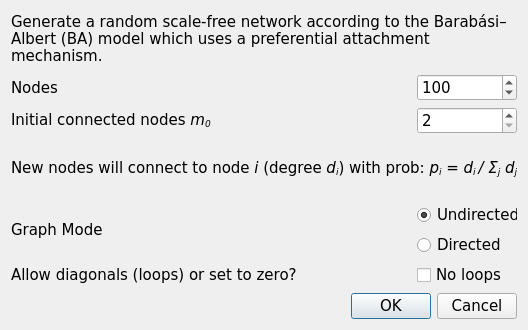
First picture: the form in src/forms/randscalefreedialog.ui, repository socnetv/app, before the edit.
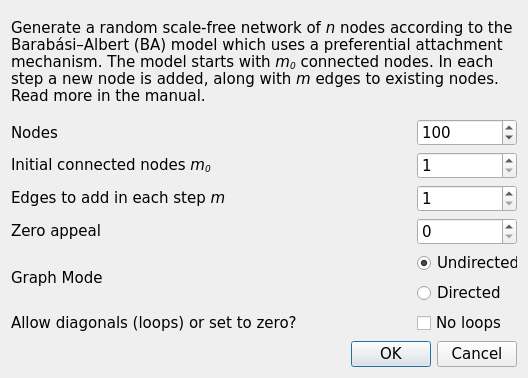
Second picture: the form after the edit.

Commit message: work on scale-free networks to allow non-linear pref.attachment (?)

```diff
--- a/src/forms/randscalefreedialog.ui
+++ b/src/forms/randscalefreedialog.ui
@@ -7,7 +7,7 @@
     <x>0</x>
     <y>0</y>
     <width>528</width>
-    <height>330</height>
+    <height>378</height>
    </rect>
   </property>
   <property name="sizePolicy">
@@ -18,14 +18,14 @@
   </property>
   <property name="minimumSize">
    <size>
-    <width>500</width>
-    <height>330</height>
+    <width>528</width>
+    <height>350</height>
    </size>
   </property>
   <property name="maximumSize">
    <size>
     <width>550</width>
-    <height>350</height>
+    <height>450</height>
    </size>
   </property>
   <property name="font">
@@ -67,7 +67,7 @@
       <enum>QFrame::Sunken</enum>
      </property>
      <property name="text">
-      <string>Generate a random scale-free network according to the Barabási–Albert (BA) model which uses a preferential attachment mechanism.</string>
+      <string>&lt;html&gt;&lt;head/&gt;&lt;body&gt;&lt;p&gt;Generate a random scale-free network of &lt;span style=&quot; font-style:italic;&quot;&gt;n&lt;/span&gt; nodes according to the Barabási–Albert (BA) model which uses a preferential attachment mechanism. The model starts with &lt;span style=&quot; font-style:italic;&quot;&gt;m&lt;/span&gt;&lt;span style=&quot; font-style:italic; vertical-align:sub;&quot;&gt;0&lt;/span&gt; connected nodes. In each step a new node is added, along with &lt;span style=&quot; font-style:italic;&quot;&gt;m&lt;/span&gt; edges to existing nodes. Read more in the manual.&lt;/p&gt;&lt;/body&gt;&lt;/html&gt;</string>
      </property>
      <property name="textFormat">
       <enum>Qt::RichText</enum>
@@ -188,7 +188,7 @@
         <string>&lt;html&gt;&lt;head/&gt;&lt;body&gt;&lt;p&gt;This is the mean edge degree each new node will have&lt;/p&gt;&lt;/body&gt;&lt;/html&gt;</string>
        </property>
        <property name="minimum">
-        <number>2</number>
+        <number>1</number>
        </property>
        <property name="maximum">
         <number>9999</number>
@@ -197,41 +197,28 @@
         <number>2</number>
        </property>
        <property name="value">
-        <number>2</number>
+        <number>1</number>
        </property>
       </widget>
      </item>
     </layout>
    </item>
-   <item row="3" column="0">
-    <layout class="QHBoxLayout" name="horizontalLayout">
-     <item>
-      <widget class="QLabel" name="probLabel">
-       <property name="sizePolicy">
-        <sizepolicy hsizetype="MinimumExpanding" vsizetype="Preferred">
-         <horstretch>0</horstretch>
-         <verstretch>0</verstretch>
-        </sizepolicy>
-       </property>
-       <property name="minimumSize">
-        <size>
-         <width>400</width>
-         <height>0</height>
-        </size>
-       </property>
-       <property name="font">
-        <font>
-         <pointsize>11</pointsize>
-        </font>
-       </property>
-       <property name="text">
-        <string>&lt;html&gt;&lt;head/&gt;&lt;body&gt;&lt;p&gt;New nodes will connect to node &lt;span style=&quot; font-style:italic;&quot;&gt;i&lt;/span&gt; (degree &lt;span style=&quot; font-style:italic;&quot;&gt;d&lt;/span&gt;&lt;span style=&quot; font-style:italic; vertical-align:sub;&quot;&gt;i&lt;/span&gt;) with prob: &lt;span style=&quot; font-style:italic;&quot;&gt;p&lt;/span&gt;&lt;span style=&quot; font-style:italic; vertical-align:sub;&quot;&gt;i&lt;/span&gt;&lt;span style=&quot; font-style:italic;&quot;&gt; = d&lt;/span&gt;&lt;span style=&quot; font-style:italic; vertical-align:sub;&quot;&gt;i &lt;/span&gt;&lt;span style=&quot; font-style:italic;&quot;&gt;/ Σ&lt;/span&gt;&lt;span style=&quot; font-style:italic; vertical-align:sub;&quot;&gt;j&lt;/span&gt;&lt;span style=&quot; font-style:italic;&quot;&gt; d&lt;/span&gt;&lt;span style=&quot; font-style:italic; vertical-align:sub;&quot;&gt;j&lt;/span&gt;&lt;/p&gt;&lt;/body&gt;&lt;/html&gt;</string>
-       </property>
-      </widget>
-     </item>
-    </layout>
+   <item row="7" column="0">
+    <widget class="QDialogButtonBox" name="buttonBox">
+     <property name="font">
+      <font>
+       <pointsize>11</pointsize>
+      </font>
+     </property>
+     <property name="orientation">
+      <enum>Qt::Horizontal</enum>
+     </property>
+     <property name="standardButtons">
+      <set>QDialogButtonBox::Cancel|QDialogButtonBox::Ok</set>
+     </property>
+    </widget>
    </item>
-   <item row="4" column="0">
+   <item row="5" column="0">
     <layout class="QHBoxLayout" name="horizontalLayout_3">
      <item>
       <widget class="QLabel" name="label">
@@ -325,7 +312,7 @@
      </item>
     </layout>
    </item>
-   <item row="5" column="0">
+   <item row="6" column="0">
     <layout class="QHBoxLayout" name="horizontalLayout_4">
      <item>
       <widget class="QLabel" name="label_3">
@@ -387,20 +374,135 @@
      </item>
     </layout>
    </item>
-   <item row="6" column="0">
-    <widget class="QDialogButtonBox" name="buttonBox">
-     <property name="font">
-      <font>
-       <pointsize>11</pointsize>
-      </font>
+   <item row="3" column="0">
+    <layout class="QHBoxLayout" name="horizontalLayout_7">
+     <property name="sizeConstraint">
+      <enum>QLayout::SetMinimumSize</enum>
      </property>
-     <property name="orientation">
-      <enum>Qt::Horizontal</enum>
+     <item>
+      <widget class="QLabel" name="label_5">
+       <property name="sizePolicy">
+        <sizepolicy hsizetype="MinimumExpanding" vsizetype="Preferred">
+         <horstretch>0</horstretch>
+         <verstretch>0</verstretch>
+        </sizepolicy>
+       </property>
+       <property name="minimumSize">
+        <size>
+         <width>380</width>
+         <height>0</height>
+        </size>
+       </property>
+       <property name="font">
+        <font>
+         <pointsize>11</pointsize>
+        </font>
+       </property>
+       <property name="text">
+        <string>&lt;!DOCTYPE HTML PUBLIC &quot;-//W3C//DTD HTML 4.0//EN&quot; &quot;http://www.w3.org/TR/REC-html40/strict.dtd&quot;&gt;
+&lt;html&gt;&lt;head&gt;&lt;meta name=&quot;qrichtext&quot; content=&quot;1&quot; /&gt;&lt;style type=&quot;text/css&quot;&gt;
+p, li { white-space: pre-wrap; }
+&lt;/style&gt;&lt;/head&gt;&lt;body style=&quot; font-family:'DejaVu Sans'; font-size:11pt; font-weight:400; font-style:normal;&quot;&gt;
+&lt;p style=&quot; margin-top:12px; margin-bottom:12px; margin-left:0px; margin-right:0px; -qt-block-indent:0; text-indent:0px;&quot;&gt;Edges to add in each step &lt;span style=&quot; font-style:italic;&quot;&gt;m&lt;/span&gt;&lt;/p&gt;&lt;/body&gt;&lt;/html&gt;</string>
+       </property>
+      </widget>
+     </item>
+     <item>
+      <widget class="QSpinBox" name="edgesPerStepSpinBox">
+       <property name="minimumSize">
+        <size>
+         <width>100</width>
+         <height>0</height>
+        </size>
+       </property>
+       <property name="font">
+        <font>
+         <pointsize>11</pointsize>
+        </font>
+       </property>
+       <property name="toolTip">
+        <string>&lt;html&gt;&lt;head/&gt;&lt;body&gt;&lt;p&gt;Tthe number of edges to add in each step&lt;/p&gt;&lt;/body&gt;&lt;/html&gt;</string>
+       </property>
+       <property name="minimum">
+        <number>1</number>
+       </property>
+       <property name="maximum">
+        <number>9999</number>
+       </property>
+       <property name="singleStep">
+        <number>2</number>
+       </property>
+       <property name="value">
+        <number>1</number>
+       </property>
+      </widget>
+     </item>
+    </layout>
+   </item>
+   <item row="4" column="0">
+    <layout class="QHBoxLayout" name="horizontalLayout_8">
+     <property name="sizeConstraint">
+      <enum>QLayout::SetMinimumSize</enum>
      </property>
-     <property name="standardButtons">
-      <set>QDialogButtonBox::Cancel|QDialogButtonBox::Ok</set>
-     </property>
-    </widget>
+     <item>
+      <widget class="QLabel" name="label_6">
+       <property name="sizePolicy">
+        <sizepolicy hsizetype="MinimumExpanding" vsizetype="Preferred">
+         <horstretch>0</horstretch>
+         <verstretch>0</verstretch>
+        </sizepolicy>
+       </property>
+       <property name="minimumSize">
+        <size>
+         <width>380</width>
+         <height>0</height>
+        </size>
+       </property>
+       <property name="font">
+        <font>
+         <pointsize>11</pointsize>
+        </font>
+       </property>
+       <property name="text">
+        <string>&lt;!DOCTYPE HTML PUBLIC &quot;-//W3C//DTD HTML 4.0//EN&quot; &quot;http://www.w3.org/TR/REC-html40/strict.dtd&quot;&gt;
+&lt;html&gt;&lt;head&gt;&lt;meta name=&quot;qrichtext&quot; content=&quot;1&quot; /&gt;&lt;style type=&quot;text/css&quot;&gt;
+p, li { white-space: pre-wrap; }
+&lt;/style&gt;&lt;/head&gt;&lt;body style=&quot; font-family:'DejaVu Sans'; font-size:11pt; font-weight:400; font-style:normal;&quot;&gt;
+&lt;p style=&quot; margin-top:0px; margin-bottom:0px; margin-left:0px; margin-right:0px; -qt-block-indent:0; text-indent:0px;&quot;&gt;Zero appeal&lt;/p&gt;&lt;/body&gt;&lt;/html&gt;</string>
+       </property>
+      </widget>
+     </item>
+     <item>
+      <widget class="QSpinBox" name="zeroAppealSpinBox">
+       <property name="minimumSize">
+        <size>
+         <width>100</width>
+         <height>0</height>
+        </size>
+       </property>
+       <property name="font">
+        <font>
+         <pointsize>11</pointsize>
+        </font>
+       </property>
+       <property name="toolTip">
+        <string>&lt;html&gt;&lt;head/&gt;&lt;body&gt;&lt;p&gt;The initial attractiveness of a node - useful for isolate nodes with d =0&lt;/p&gt;&lt;/body&gt;&lt;/html&gt;</string>
+       </property>
+       <property name="minimum">
+        <number>0</number>
+       </property>
+       <property name="maximum">
+        <number>9999</number>
+       </property>
+       <property name="singleStep">
+        <number>2</number>
+       </property>
+       <property name="value">
+        <number>0</number>
+       </property>
+      </widget>
+     </item>
+    </layout>
    </item>
   </layout>
  </widget>
```
Left out of the diff: 13 changed lines with no effect on the pictures. The commit also changes 1 other file.
